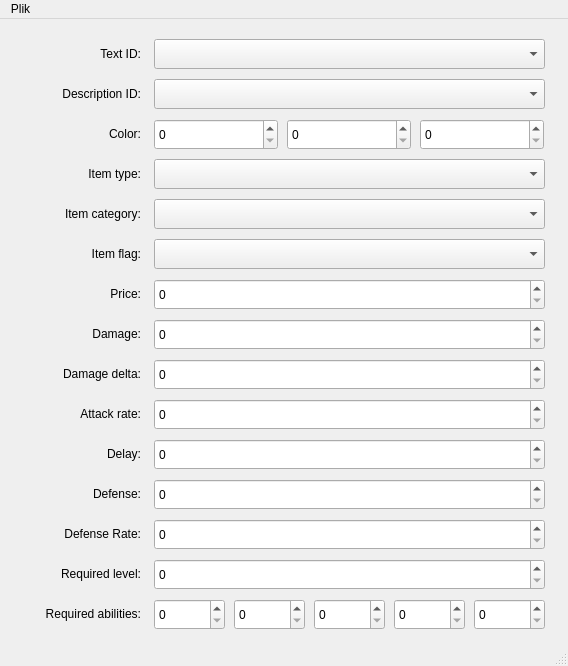
Before: the Qt Designer form forms/itemeditor.ui in JakimPL/Roguelike, drawn with Qt 5.
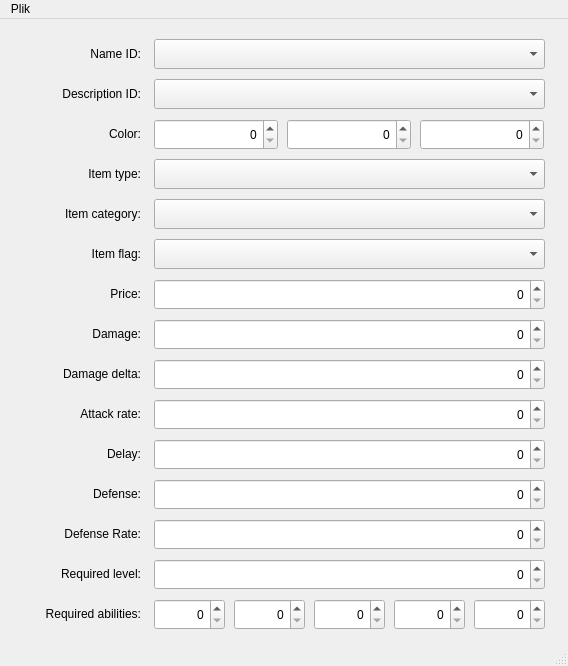
After: the same form once the commit is applied.

Diff of the .ui file:
```diff
--- a/forms/itemeditor.ui
+++ b/forms/itemeditor.ui
@@ -43,6 +43,9 @@
       <height>31</height>
      </rect>
     </property>
+    <property name="alignment">
+     <set>Qt::AlignRight|Qt::AlignTrailing|Qt::AlignVCenter</set>
+    </property>
     <property name="maximum">
      <number>255</number>
     </property>
@@ -56,6 +59,9 @@
       <height>31</height>
      </rect>
     </property>
+    <property name="alignment">
+     <set>Qt::AlignRight|Qt::AlignTrailing|Qt::AlignVCenter</set>
+    </property>
     <property name="maximum">
      <number>255</number>
     </property>
@@ -69,6 +75,9 @@
       <height>31</height>
      </rect>
     </property>
+    <property name="alignment">
+     <set>Qt::AlignRight|Qt::AlignTrailing|Qt::AlignVCenter</set>
+    </property>
     <property name="maximum">
      <number>255</number>
     </property>
@@ -112,6 +121,9 @@
       <height>31</height>
      </rect>
     </property>
+    <property name="alignment">
+     <set>Qt::AlignRight|Qt::AlignTrailing|Qt::AlignVCenter</set>
+    </property>
     <property name="maximum">
      <number>999999999</number>
     </property>
@@ -125,6 +137,9 @@
       <height>31</height>
      </rect>
     </property>
+    <property name="alignment">
+     <set>Qt::AlignRight|Qt::AlignTrailing|Qt::AlignVCenter</set>
+    </property>
     <property name="maximum">
      <number>999999999</number>
     </property>
@@ -138,6 +153,9 @@
       <height>31</height>
      </rect>
     </property>
+    <property name="alignment">
+     <set>Qt::AlignRight|Qt::AlignTrailing|Qt::AlignVCenter</set>
+    </property>
     <property name="maximum">
      <number>999999999</number>
     </property>
@@ -151,6 +169,9 @@
       <height>31</height>
      </rect>
     </property>
+    <property name="alignment">
+     <set>Qt::AlignRight|Qt::AlignTrailing|Qt::AlignVCenter</set>
+    </property>
     <property name="maximum">
      <number>999999999</number>
     </property>
@@ -164,6 +185,9 @@
       <height>31</height>
      </rect>
     </property>
+    <property name="alignment">
+     <set>Qt::AlignRight|Qt::AlignTrailing|Qt::AlignVCenter</set>
+    </property>
     <property name="maximum">
      <number>999999999</number>
     </property>
@@ -177,6 +201,9 @@
       <height>31</height>
      </rect>
     </property>
+    <property name="alignment">
+     <set>Qt::AlignRight|Qt::AlignTrailing|Qt::AlignVCenter</set>
+    </property>
     <property name="maximum">
      <number>999999999</number>
     </property>
@@ -190,6 +217,9 @@
       <height>31</height>
      </rect>
     </property>
+    <property name="alignment">
+     <set>Qt::AlignRight|Qt::AlignTrailing|Qt::AlignVCenter</set>
+    </property>
     <property name="maximum">
      <number>999999999</number>
     </property>
@@ -203,6 +233,9 @@
       <height>31</height>
      </rect>
     </property>
+    <property name="alignment">
+     <set>Qt::AlignRight|Qt::AlignTrailing|Qt::AlignVCenter</set>
+    </property>
     <property name="maximum">
      <number>999999999</number>
     </property>
@@ -216,6 +249,9 @@
       <height>31</height>
      </rect>
     </property>
+    <property name="alignment">
+     <set>Qt::AlignRight|Qt::AlignTrailing|Qt::AlignVCenter</set>
+    </property>
     <property name="maximum">
      <number>999999999</number>
     </property>
@@ -229,6 +265,9 @@
       <height>31</height>
      </rect>
     </property>
+    <property name="alignment">
+     <set>Qt::AlignRight|Qt::AlignTrailing|Qt::AlignVCenter</set>
+    </property>
     <property name="maximum">
      <number>999999999</number>
     </property>
@@ -242,6 +281,9 @@
       <height>31</height>
      </rect>
     </property>
+    <property name="alignment">
+     <set>Qt::AlignRight|Qt::AlignTrailing|Qt::AlignVCenter</set>
+    </property>
     <property name="maximum">
      <number>999999999</number>
     </property>
@@ -255,6 +297,9 @@
       <height>31</height>
      </rect>
     </property>
+    <property name="alignment">
+     <set>Qt::AlignRight|Qt::AlignTrailing|Qt::AlignVCenter</set>
+    </property>
     <property name="maximum">
      <number>999999999</number>
     </property>
@@ -268,6 +313,9 @@
       <height>31</height>
      </rect>
     </property>
+    <property name="alignment">
+     <set>Qt::AlignRight|Qt::AlignTrailing|Qt::AlignVCenter</set>
+    </property>
     <property name="maximum">
      <number>999999999</number>
     </property>
@@ -282,7 +330,7 @@
      </rect>
     </property>
     <property name="text">
-     <string>Text ID:</string>
+     <string>Name ID:</string>
     </property>
     <property name="alignment">
      <set>Qt::AlignRight|Qt::AlignTrailing|Qt::AlignVCenter</set>
```
